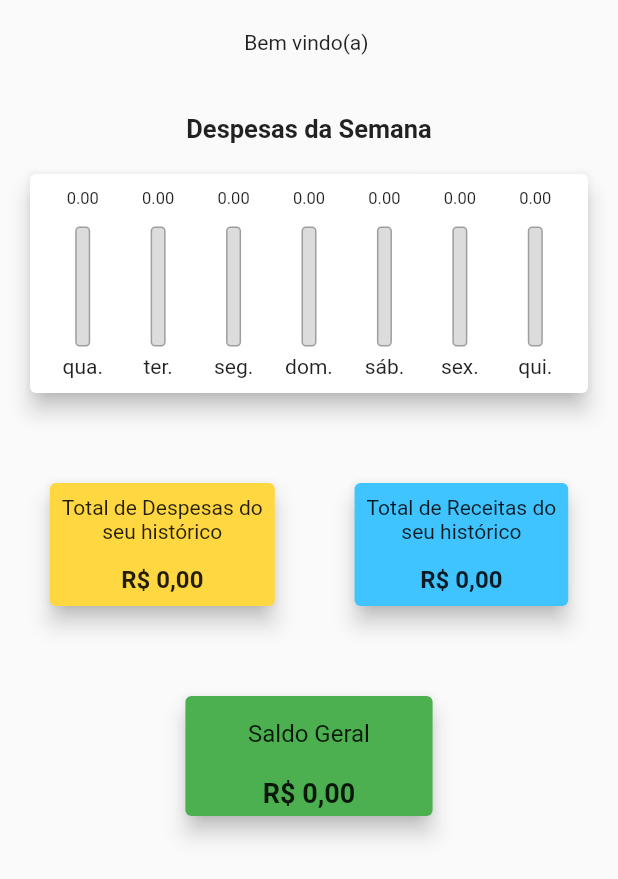
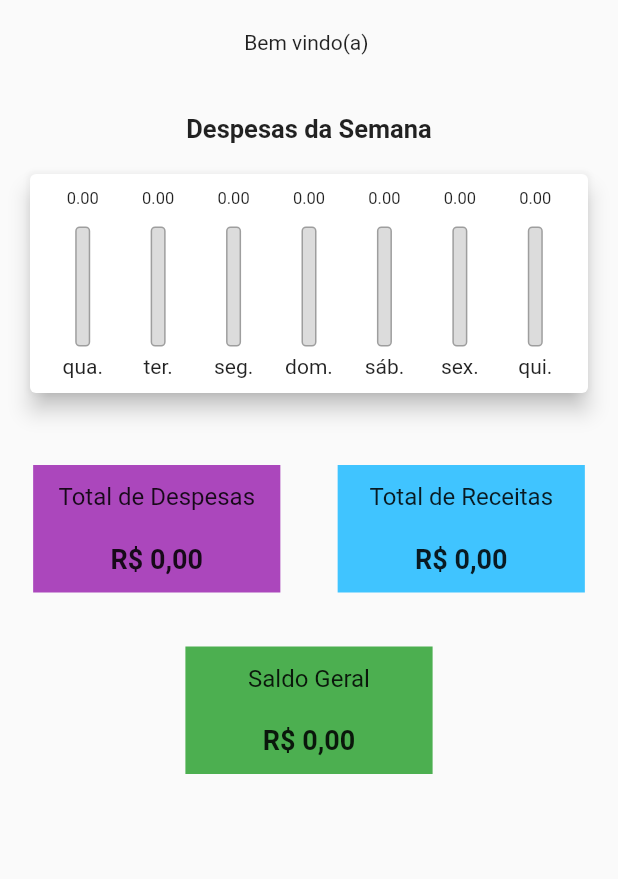
Before and after one commit to SinumFinan/DevOps, a Flutter app: the PainelList screen opened directly, on a phone screen of 412 x 824 dp. Shown: the top 879 px of the screen. Run offline on Flutter 3.47's test engine with Material 2 defaults, Android fonts, the light colour scheme and no system bars; our stand-ins replace cloud_firestore, firebase_auth, firebase_core; accounts and stored records are empty.

Commit message:
cards para container

```diff
--- a/lib/views/painel-list.dart
+++ b/lib/views/painel-list.dart
@@ -159,77 +159,64 @@ class _PainelListState extends State<PainelList> {
             const SizedBox(
               height: 20,
             ),
-            Row(
+            Padding(
+              padding: const EdgeInsets.all(8.0),
+              child: Row(
                 mainAxisAlignment: MainAxisAlignment.spaceEvenly,
                 children: [
-                Card(
-                  color: Colors.amberAccent,
-                  elevation: 6,
-                  margin: const EdgeInsets.all(20),
-                  child: Center(
-                    child: Padding(
-                      padding: const EdgeInsets.all(8.0),
+                  Container(
+                    padding: EdgeInsets.all(5),
+                    height: 85,
+                    width: MediaQuery.of(context).size.width * 0.4,
+                    color: Colors.purple.shade400,
                     child: Column(
+                      mainAxisAlignment: MainAxisAlignment.spaceEvenly,
                       children: [
-                          const Text('Total de Despesas do', textAlign: TextAlign.center,),
-                          const Text('seu histórico', textAlign: TextAlign.center,),
-                          const SizedBox(height: 15,),
-                          Text(_getCurrency(_totalDespesa45), style: const TextStyle(fontSize: 16, fontWeight: FontWeight.bold),),
+                        const Text('Total de Despesas', style: TextStyle(fontSize: 16, fontWeight: FontWeight.w400),),
+                        SizedBox(height: 8,),
+                        Text(_getCurrency(_totalDespesa45), style: const TextStyle(fontSize: 18, fontWeight: FontWeight.bold),),
                       ],
                     ),
                   ),
-                  ),
-                ),
-                Card(
+                  SizedBox(width: 10,),
+                  Container(
+                    padding: EdgeInsets.all(5),
+                    height: 85,
+                    width: MediaQuery.of(context).size.width * 0.4,
                     color: Colors.lightBlueAccent,
-                  elevation: 6,
-                  margin: const EdgeInsets.all(20),
-                  child: Center(
-                    child: Padding(
-                      padding: const EdgeInsets.all(8.0),
                     child: Column(
+                      mainAxisAlignment: MainAxisAlignment.spaceEvenly,
                       children: [
-                          const Text('Total de Receitas do', textAlign: TextAlign.center,),
-                          const Text('seu histórico', textAlign: TextAlign.center,),
-                          const SizedBox(height: 15,),
-                          Text(_getCurrency(_totalReceita45), style: const TextStyle(fontSize: 16, fontWeight: FontWeight.bold),),
+                        const Text('Total de Receitas', style: TextStyle(fontSize: 16, fontWeight: FontWeight.w400),),
+                        const SizedBox(height: 8,),
+                        Text(_getCurrency(_totalReceita45), style: const TextStyle(fontSize: 18, fontWeight: FontWeight.bold),),
                       ],
-                      ),
-                    ),
                     ),
                   ),
                 ],
               ),
+            ),
             const SizedBox(
               height: 20,
             ),
-            Card(
-              color: _saldoGeral >= 0 ? Colors.green : Colors.red,
-              elevation: 6,
-              margin: const EdgeInsets.all(20),
-              child: Column(
+            Padding(
+              padding: const EdgeInsets.all(8.0),
+              child: Row(
+                mainAxisAlignment: MainAxisAlignment.center,
                 children: [
                   Container(
-                    height: 50,
+                    padding: EdgeInsets.all(5),
+                    height: 85,
                     width: MediaQuery.of(context).size.width * 0.4,
-                    //color: Colors.yellow.shade300,
-                    child: const Center(
-                        child: Text(
-                      'Saldo Geral',
-                      textAlign: TextAlign.center,
-                      style: TextStyle(fontSize: 16),
-                    )),
+                    color: _saldoGeral >= 0 ? Colors.green : Colors.red,
+                    child: Column(
+                      mainAxisAlignment: MainAxisAlignment.spaceEvenly,
+                        children: [
+                          const Text('Saldo Geral', style: TextStyle(fontSize: 16, fontWeight: FontWeight.w400),),
+                          const SizedBox(height: 8,),
+                          Text(_getCurrency(_saldoGeral), style: const TextStyle(fontSize: 18, fontWeight: FontWeight.bold),),
+                        ],
                     ),
-                  Container(
-                    height: 30,
-                    //color: Colors.yellow.shade300,
-                    width: MediaQuery.of(context).size.width * 0.4,
-                    child: Center(
-                        child: Text(
-                      _getCurrency(_saldoGeral),
-                      style: const TextStyle(
-                          fontSize: 18, fontWeight: FontWeight.bold),
-                    )),
                   ),
                 ],
               ),
```
Lines whose indentation alone changed are shown as unchanged.
